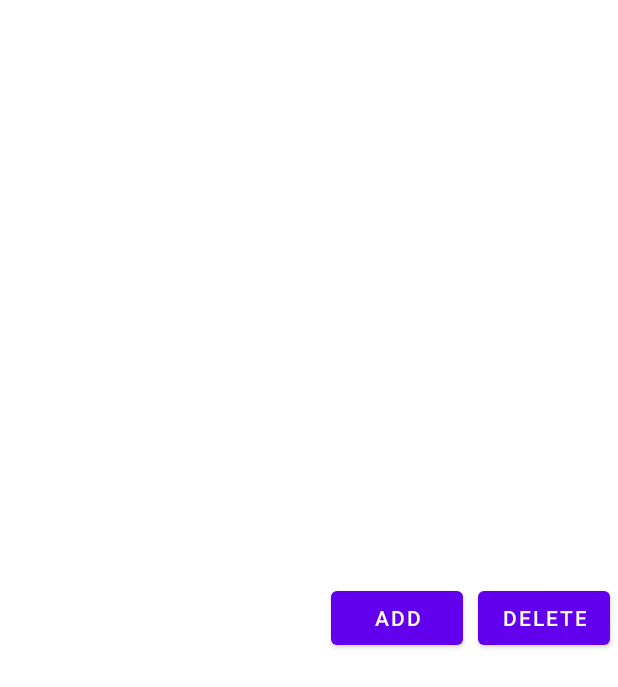
After one commit to EugeniSB/AppTFG, an Android app: the layout contactlist_item.xml on its own in the app's theme, with its tools: preview values and no code run, on a phone screen of 412 x 824 dp. The commit adds this screen. Shown: the top 687 px of the screen. Run offline under Robolectric (Android 15) with nearby library versions, the phone set to English and light mode, and no system bars.

Commit message:
Adding contact list

```diff
--- /dev/null
+++ b/app/src/main/res/layout/contactlist_item.xml
@@ -0,0 +1,53 @@
+<?xml version="1.0" encoding="utf-8"?>
+<RelativeLayout xmlns:android="http://schemas.android.com/apk/res/android"
+    android:layout_width="match_parent"
+    android:layout_height="match_parent" >
+
+    <TextView
+        android:id="@+id/list_item_string"
+        android:layout_width="wrap_content"
+        android:layout_height="wrap_content"
+        android:layout_centerVertical="true"
+        android:layout_alignParentLeft="true"
+        android:paddingLeft="8dp"
+        android:textSize="18sp"
+        android:textStyle="bold" />
+
+    <Button
+        android:id="@+id/delete_btn"
+        android:layout_width="wrap_content"
+        android:layout_height="wrap_content"
+        android:layout_alignParentRight="true"
+        android:layout_centerVertical="true"
+        android:layout_marginRight="5dp"
+        android:text="Delete" />
+
+    <Button
+        android:id="@+id/add_btn"
+        android:layout_width="wrap_content"
+        android:layout_height="wrap_content"
+        android:layout_toLeftOf="@id/delete_btn"
+        android:layout_centerVertical="true"
+        android:layout_marginRight="10dp"
+        android:text="Add" />
+
+</RelativeLayout>
+
+    <!--      <?xml version="1.0" encoding="utf-8"?>
+    <RelativeLayout xmlns:android="http://schemas.android.com/apk/res/android"
+        android:layout_width="match_parent"
+        android:layout_height="match_parent">
+
+        <TextView
+            android:id="@+id/addcontactlist_item"
+            android:layout_width="wrap_content"
+            android:layout_height="wrap_content"
+            android:text="TextView" />
+
+        <Button
+            android:id="@+id/addListContactButton"
+            android:layout_width="wrap_content"
+            android:layout_height="wrap_content"
+            android:text="Add"
+            android:layout_toEndOf="@id/addcontactlist_item"/>
+    </RelativeLayout>     -->
```
Also changed, not shown: app/src/main/java/com/eugenisb/alphatest/AddContactActivity.kt (+21 -17 lines), app/src/main/java/com/eugenisb/alphatest/MyCustomAdapter.java (added, +126 -0 lines), app/src/main/res/values/strings.xml (+0 -10 lines).
